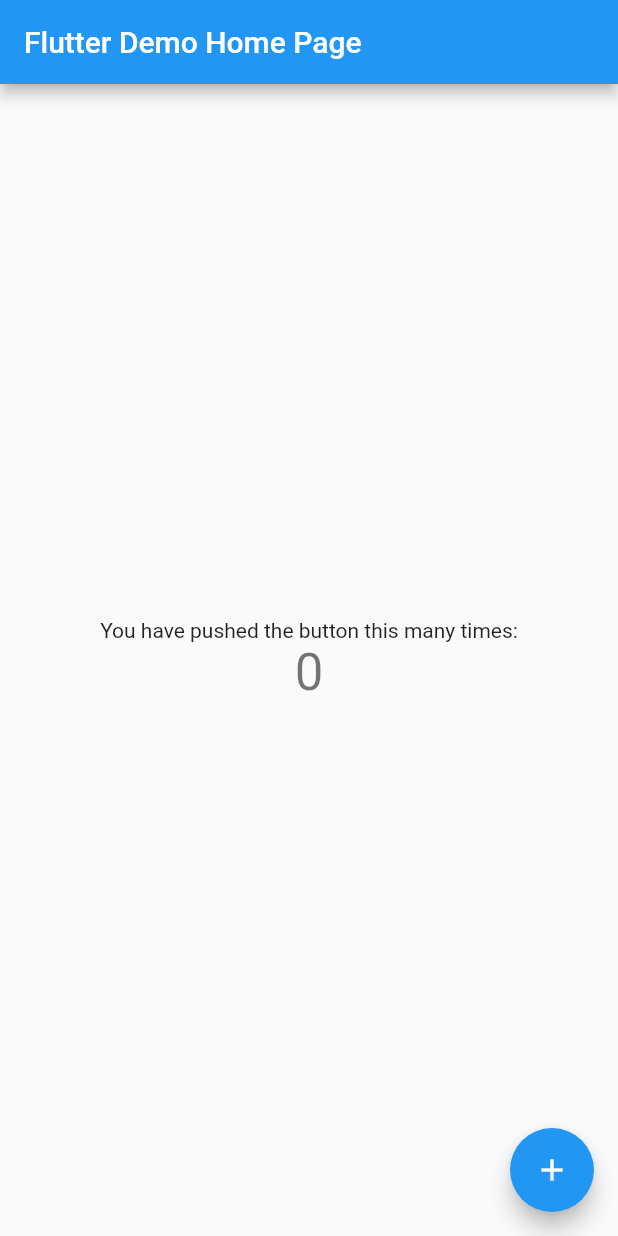
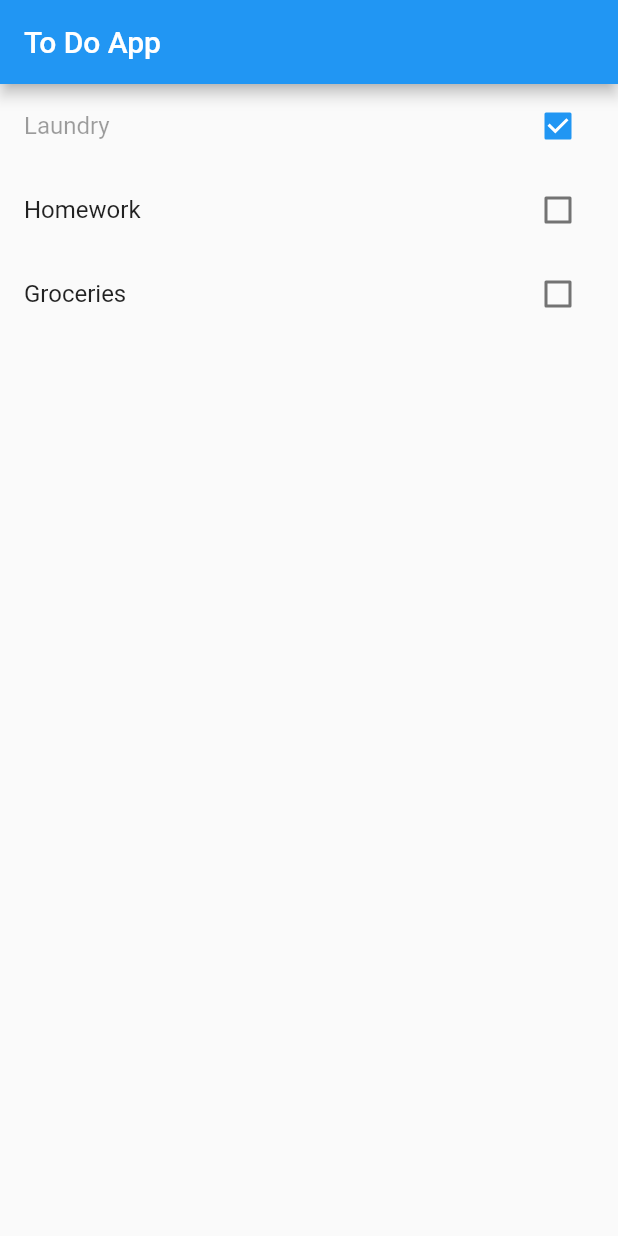
Before and after one commit to finkmoritz/todoapp, a Flutter app: the screen it shows after launch, on a phone screen of 412 x 824 dp. Run offline on Flutter 3.47's test engine with Material 2 defaults, Android fonts, the phone set to English and light mode, and no system bars.

Commit message:
Display basic dummy to do list

```diff
--- a/lib/main.dart
+++ b/lib/main.dart
@@ -1,15 +1,16 @@
 import 'package:flutter/material.dart';
+import 'package:todoapp/view/home_page.dart';
 
 void main() {
-  runApp(MyApp());
+  runApp(ToDoApp());
 }
 
-class MyApp extends StatelessWidget {
+class ToDoApp extends StatelessWidget {
   // This widget is the root of your application.
   @override
   Widget build(BuildContext context) {
     return MaterialApp(
-      title: 'Flutter Demo',
+      title: 'To Do App',
       theme: ThemeData(
         // This is the theme of your application.
         //
@@ -22,92 +23,7 @@ class MyApp extends StatelessWidget {
         // is not restarted.
         primarySwatch: Colors.blue,
       ),
-      home: MyHomePage(title: 'Flutter Demo Home Page'),
+      home: HomePage(),
     );
   }
 }
-
-class MyHomePage extends StatefulWidget {
-  MyHomePage({Key key, this.title}) : super(key: key);
-
-  // This widget is the home page of your application. It is stateful, meaning
-  // that it has a State object (defined below) that contains fields that affect
-  // how it looks.
-
-  // This class is the configuration for the state. It holds the values (in this
-  // case the title) provided by the parent (in this case the App widget) and
-  // used by the build method of the State. Fields in a Widget subclass are
-  // always marked "final".
-
-  final String title;
-
-  @override
-  _MyHomePageState createState() => _MyHomePageState();
-}
-
-class _MyHomePageState extends State<MyHomePage> {
-  int _counter = 0;
-
-  void _incrementCounter() {
-    setState(() {
-      // This call to setState tells the Flutter framework that something has
-      // changed in this State, which causes it to rerun the build method below
-      // so that the display can reflect the updated values. If we changed
-      // _counter without calling setState(), then the build method would not be
-      // called again, and so nothing would appear to happen.
-      _counter++;
-    });
-  }
-
-  @override
-  Widget build(BuildContext context) {
-    // This method is rerun every time setState is called, for instance as done
-    // by the _incrementCounter method above.
-    //
-    // The Flutter framework has been optimized to make rerunning build methods
-    // fast, so that you can just rebuild anything that needs updating rather
-    // than having to individually change instances of widgets.
-    return Scaffold(
-      appBar: AppBar(
-        // Here we take the value from the MyHomePage object that was created by
-        // the App.build method, and use it to set our appbar title.
-        title: Text(widget.title),
-      ),
-      body: Center(
-        // Center is a layout widget. It takes a single child and positions it
-        // in the middle of the parent.
-        child: Column(
-          // Column is also a layout widget. It takes a list of children and
-          // arranges them vertically. By default, it sizes itself to fit its
-          // children horizontally, and tries to be as tall as its parent.
-          //
-          // Invoke "debug painting" (press "p" in the console, choose the
-          // "Toggle Debug Paint" action from the Flutter Inspector in Android
-          // Studio, or the "Toggle Debug Paint" command in Visual Studio Code)
-          // to see the wireframe for each widget.
-          //
-          // Column has various properties to control how it sizes itself and
-          // how it positions its children. Here we use mainAxisAlignment to
-          // center the children vertically; the main axis here is the vertical
-          // axis because Columns are vertical (the cross axis would be
-          // horizontal).
-          mainAxisAlignment: MainAxisAlignment.center,
-          children: <Widget>[
-            Text(
-              'You have pushed the button this many times:',
-            ),
-            Text(
-              '$_counter',
-              style: Theme.of(context).textTheme.headline4,
-            ),
-          ],
-        ),
-      ),
-      floatingActionButton: FloatingActionButton(
-        onPressed: _incrementCounter,
-        tooltip: 'Increment',
-        child: Icon(Icons.add),
-      ), // This trailing comma makes auto-formatting nicer for build methods.
-    );
-  }
-}
--- /dev/null
+++ b/lib/model/to_do.dart
@@ -0,0 +1,6 @@
+class ToDo {
+  ToDo({this.title, this.completed});
+
+  String title;
+  bool completed;
+}
--- /dev/null
+++ b/lib/view/home_page.dart
@@ -0,0 +1,27 @@
+import 'package:flutter/material.dart';
+import 'package:todoapp/model/to_do.dart';
+import 'package:todoapp/view/to_do_list_item.dart';
+import 'package:todoapp/view/to_do_list_provider.dart';
+
+class HomePage extends StatefulWidget {
+  @override
+  _HomePageState createState() => _HomePageState();
+}
+
+class _HomePageState extends State<HomePage> {
+
+  List<ToDo> toDoList = ToDoListProvider.getToDoList();
+
+  @override
+  Widget build(BuildContext context) {
+    return Scaffold(
+      appBar: AppBar(
+        title: Text('To Do App'),
+      ),
+      body: ListView.builder(
+        itemCount: toDoList.length,
+        itemBuilder: (context, index) => ToDoListItem(toDoList[index]),
+      ),
+    );
+  }
+}
--- /dev/null
+++ b/lib/view/to_do_list_item.dart
@@ -0,0 +1,31 @@
+import 'package:flutter/material.dart';
+import 'package:todoapp/model/to_do.dart';
+
+class ToDoListItem extends StatefulWidget {
+  ToDoListItem(this.toDo) : super();
+
+  final ToDo toDo;
+
+  @override
+  _ToDoListItemState createState() => _ToDoListItemState();
+}
+
+class _ToDoListItemState extends State<ToDoListItem> {
+
+  @override
+  Widget build(BuildContext context) {
+    var toDo = widget.toDo;
+    return ListTile(
+      title: Text('${toDo.title}'),
+      enabled: !toDo.completed,
+      trailing: Checkbox(
+        value: toDo.completed,
+        onChanged: (checked) {
+          toDo.completed = checked;
+          setState(() {
+          });
+        },
+      ),
+    );
+  }
+}
--- /dev/null
+++ b/lib/view/to_do_list_provider.dart
@@ -0,0 +1,12 @@
+import 'package:todoapp/model/to_do.dart';
+
+class ToDoListProvider {
+
+  static List<ToDo> getToDoList() {
+    return [
+      ToDo(title: 'Laundry', completed: true),
+      ToDo(title: 'Homework', completed: false),
+      ToDo(title: 'Groceries', completed: false),
+    ];
+  }
+}
```
Also changed, not shown: 1 other file.
